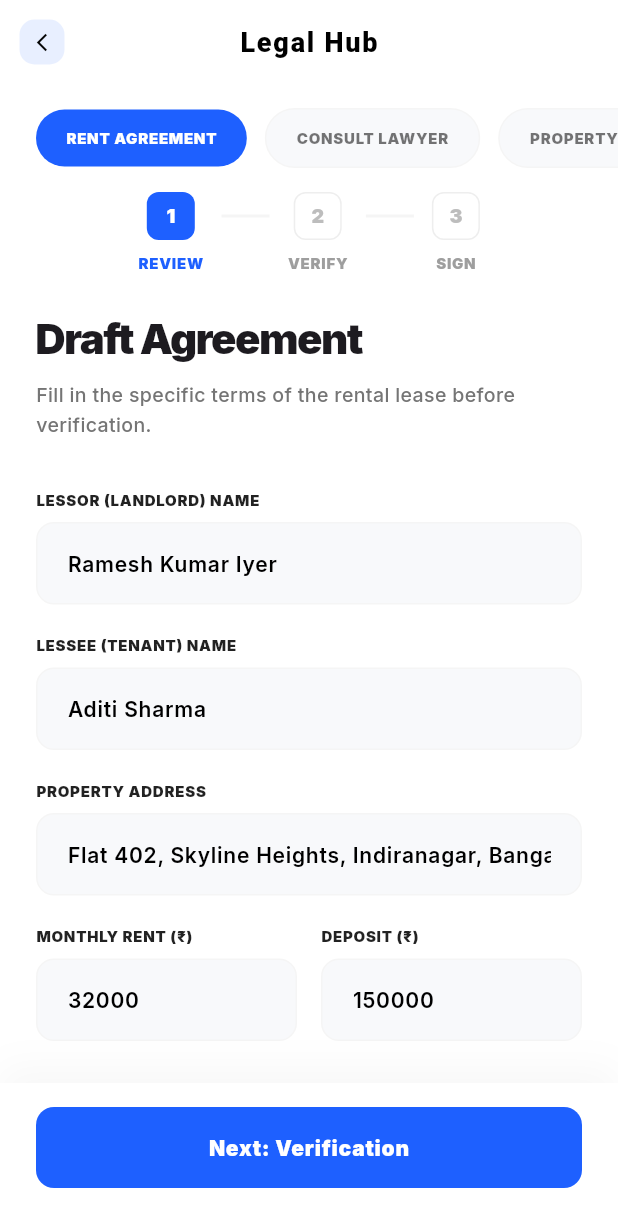
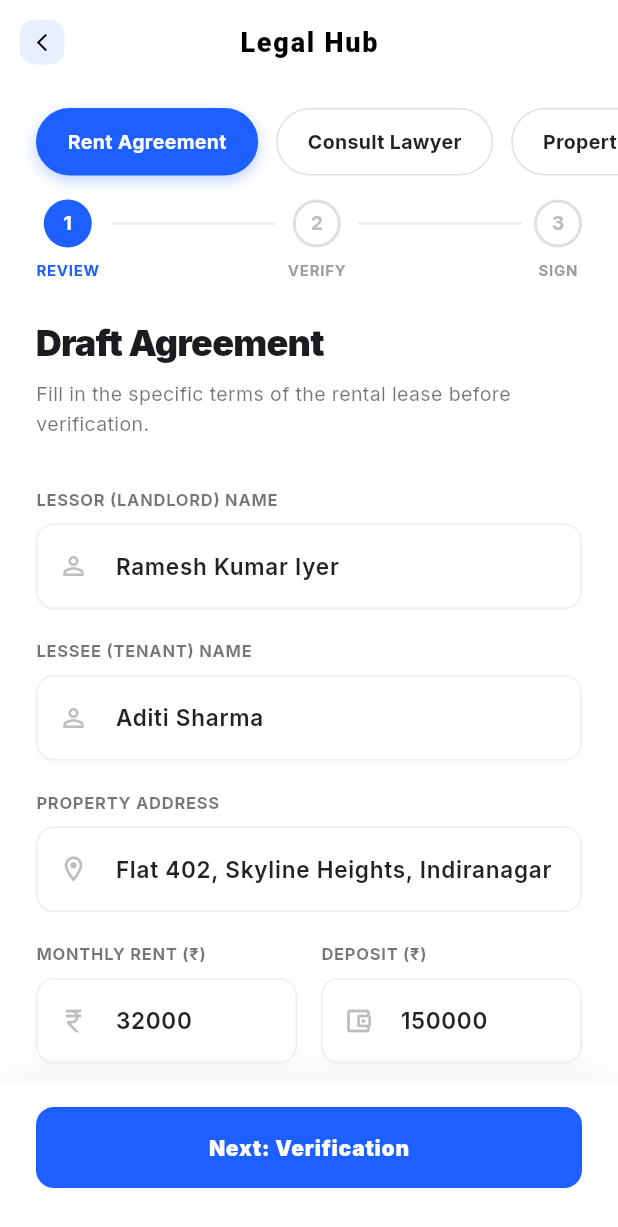
Before and after one commit to Shivxnshjasathi/ss-v1, a Flutter app: the LegalScreen screen opened by its route, on a phone screen of 412 x 824 dp. Shown: the top 1227 px of the screen. Run offline on Flutter 3.47's test engine with Material 3 defaults, Android fonts, the phone set to English and light mode, and no system bars; our stand-ins replace cached_network_image, flutter_riverpod, go_router, google_fonts; network calls fail.

Commit message:
refactor: Enhance legal screen UI with updated styling, improved stepper layout, and added text field icons.

```diff
--- a/lib/features/services/presentation/screens/legal_screen.dart
+++ b/lib/features/services/presentation/screens/legal_screen.dart
@@ -155,20 +155,23 @@ class _LegalScreenState extends State<LegalScreen> {
         onTap: () => setState(() {
           _selectedService = label;
         }),
-        child: Container(
+        child: AnimatedContainer(
+          duration: const Duration(milliseconds: 200),
           padding: const EdgeInsets.symmetric(horizontal: 20, vertical: 12),
           decoration: BoxDecoration(
-            color: isSelected ? AppTheme.primaryBlue : const Color(0xFFF8F9FB),
+            color: isSelected ? AppTheme.primaryBlue : Colors.white,
             borderRadius: BorderRadius.circular(30),
-            border: isSelected ? null : Border.all(color: Colors.grey.shade100),
+            border: Border.all(color: isSelected ? AppTheme.primaryBlue : Colors.grey.shade300),
+            boxShadow: isSelected
+                ? [BoxShadow(color: AppTheme.primaryBlue.withValues(alpha: 0.3), blurRadius: 8, offset: const Offset(0, 3))]
+                : [],
           ),
           child: Text(
-            label.toUpperCase(),
+            label,
             style: TextStyle(
-              fontWeight: FontWeight.w900,
-              fontSize: 10,
-              letterSpacing: 0.5,
-              color: isSelected ? Colors.white : Colors.black54,
+              fontWeight: FontWeight.bold,
+              fontSize: 13,
+              color: isSelected ? Colors.white : Colors.black87,
             ),
           ),
         ),
@@ -250,50 +253,51 @@ class _LegalScreenState extends State<LegalScreen> {
   }
 
   Widget _buildStepper() {
-    return Row(
-      mainAxisAlignment: MainAxisAlignment.center,
+    return Padding(
+      padding: const EdgeInsets.symmetric(horizontal: 24.0),
+      child: Row(
         crossAxisAlignment: CrossAxisAlignment.start,
         children: [
           _buildStepIndicator('REVIEW', 0),
-        _buildStepLine(0),
+          Expanded(child: _buildStepLine(0)),
           _buildStepIndicator('VERIFY', 1),
-        _buildStepLine(1),
+          Expanded(child: _buildStepLine(1)),
           _buildStepIndicator('SIGN', 2),
         ],
+      ),
     );
   }
 
   Widget _buildStepIndicator(String title, int stepIndex) {
     bool isCompleted = _currentStep > stepIndex;
     bool isActive = _currentStep == stepIndex;
-    Color bgColor = isCompleted ? Colors.black : (isActive ? AppTheme.primaryBlue : Colors.white);
+    Color bgColor = isCompleted ? AppTheme.primaryBlue : (isActive ? AppTheme.primaryBlue : Colors.white);
     Color textColor = (isCompleted || isActive) ? Colors.white : Colors.grey.shade400;
-    Border? border = (!isCompleted && !isActive) ? Border.all(color: Colors.grey.shade200) : null;
+    Border? border = (!isCompleted && !isActive) ? Border.all(color: Colors.grey.shade300, width: 2) : null;
 
     return Column(
       children: [
         Container(
           width: 32,
           height: 32,
-          decoration: BoxDecoration(color: bgColor, border: border, borderRadius: BorderRadius.circular(8)),
+          decoration: BoxDecoration(color: bgColor, border: border, shape: BoxShape.circle),
           child: Center(
             child: isCompleted
-                ? const Icon(Icons.check, color: Colors.white, size: 18)
-                : Text('${stepIndex + 1}', style: TextStyle(color: textColor, fontWeight: FontWeight.w900, fontSize: 13)),
+                ? const Icon(Icons.check, color: Colors.white, size: 16)
+                : Text('${stepIndex + 1}', style: TextStyle(color: textColor, fontWeight: FontWeight.bold, fontSize: 13)),
           ),
         ),
         const SizedBox(height: 8),
-        Text(title, style: TextStyle(fontSize: 10, fontWeight: FontWeight.w900, color: isCompleted ? Colors.black : (isActive ? AppTheme.primaryBlue : Colors.grey), letterSpacing: 0.5)),
+        Text(title, style: TextStyle(fontSize: 10, fontWeight: FontWeight.bold, color: isCompleted ? AppTheme.primaryBlue : (isActive ? AppTheme.primaryBlue : Colors.grey), letterSpacing: 0.5)),
       ],
     );
   }
 
   Widget _buildStepLine(int stepIndex) {
     return Container(
-      width: 32,
       height: 2,
-      margin: const EdgeInsets.only(top: 15, left: 12, right: 12),
-      color: _currentStep > stepIndex ? Colors.black : Colors.grey.shade100,
+      margin: const EdgeInsets.only(top: 15, left: 8, right: 8),
+      color: _currentStep > stepIndex ? AppTheme.primaryBlue : Colors.grey.shade200,
     );
   }
 
@@ -310,21 +314,21 @@ class _LegalScreenState extends State<LegalScreen> {
     return Column(
       crossAxisAlignment: CrossAxisAlignment.start,
       children: [
-        const Text('Draft Agreement', style: TextStyle(fontWeight: FontWeight.w900, fontSize: 28, letterSpacing: -1.0)),
+        const Text('Draft Agreement', style: TextStyle(fontWeight: FontWeight.w900, fontSize: 24, letterSpacing: -0.5)),
         const SizedBox(height: 8),
-        Text('Fill in the specific terms of the rental lease before verification.', style: TextStyle(color: Colors.grey[600], fontSize: 13, height: 1.5, fontWeight: FontWeight.w500)),
+        Text('Fill in the specific terms of the rental lease before verification.', style: TextStyle(color: Colors.black54, fontSize: 13, height: 1.5)),
         const SizedBox(height: 32),
-        _buildTextFieldWidget(_lessorController, 'LESSOR (LANDLORD) NAME'),
+        _buildTextFieldWidget(_lessorController, 'LESSOR (LANDLORD) NAME', icon: Icons.person_outline),
         const SizedBox(height: 20),
-        _buildTextFieldWidget(_lesseeController, 'LESSEE (TENANT) NAME'),
+        _buildTextFieldWidget(_lesseeController, 'LESSEE (TENANT) NAME', icon: Icons.person_outline),
         const SizedBox(height: 20),
-        _buildTextFieldWidget(_addressController, 'PROPERTY ADDRESS'),
+        _buildTextFieldWidget(_addressController, 'PROPERTY ADDRESS', icon: Icons.location_on_outlined),
         const SizedBox(height: 20),
         Row(
           children: [
-            Expanded(child: _buildTextFieldWidget(_rentController, 'MONTHLY RENT (₹)', keyboardType: TextInputType.number)),
+            Expanded(child: _buildTextFieldWidget(_rentController, 'MONTHLY RENT (₹)', keyboardType: TextInputType.number, icon: Icons.currency_rupee)),
             const SizedBox(width: 16),
-            Expanded(child: _buildTextFieldWidget(_depositController, 'DEPOSIT (₹)', keyboardType: TextInputType.number)),
+            Expanded(child: _buildTextFieldWidget(_depositController, 'DEPOSIT (₹)', keyboardType: TextInputType.number, icon: Icons.account_balance_wallet_outlined)),
           ],
         ),
         const SizedBox(height: 32),
@@ -486,13 +490,13 @@ class _LegalScreenState extends State<LegalScreen> {
         ),
         const SizedBox(height: 32),
 
-        _buildTextFieldWidget(TextEditingController(), 'FULL NAME'),
+        _buildTextFieldWidget(TextEditingController(), 'FULL NAME', icon: Icons.person_outline),
         const SizedBox(height: 16),
-        _buildTextFieldWidget(TextEditingController(), 'PHONE NUMBER', keyboardType: TextInputType.phone),
+        _buildTextFieldWidget(TextEditingController(), 'PHONE NUMBER', keyboardType: TextInputType.phone, icon: Icons.phone_outlined),
         const SizedBox(height: 16),
-        _buildTextFieldWidget(TextEditingController(), 'CITY / REGION'),
+        _buildTextFieldWidget(TextEditingController(), 'CITY / REGION', icon: Icons.location_city_outlined),
         const SizedBox(height: 16),
-        _buildTextFieldWidget(TextEditingController(), 'PROPERTY ID (IF ANY)'),
+        _buildTextFieldWidget(TextEditingController(), 'PROPERTY ID (IF ANY)', icon: Icons.home_work_outlined),
         const SizedBox(height: 16),
         _buildDropdownField('LEGAL REQUIREMENT', 'Buying Property', ['Buying Property', 'Legal Dispute', 'Document Verification', 'Other']),
         const SizedBox(height: 32),
@@ -534,9 +538,9 @@ class _LegalScreenState extends State<LegalScreen> {
         ),
         const SizedBox(height: 32),
 
-        _buildTextFieldWidget(_propIdController, 'PROPERTY ID / RERA ID (OPTIONAL)'),
+        _buildTextFieldWidget(_propIdController, 'PROPERTY ID / RERA ID (OPTIONAL)', icon: Icons.home_work_outlined),
         const SizedBox(height: 16),
-        _buildTextFieldWidget(_propLocationController, 'EXACT LOCALITY OR PROJECT NAME'),
+        _buildTextFieldWidget(_propLocationController, 'EXACT LOCALITY OR PROJECT NAME', icon: Icons.location_on_outlined),
         const SizedBox(height: 16),
         _buildDropdownField('TYPE OF ASSET', 'Apartment', ['Apartment', 'Villa / Row House', 'Commercial Office', 'Plot / Land']),
         const SizedBox(height: 24),
@@ -566,19 +570,31 @@ class _LegalScreenState extends State<LegalScreen> {
 
   // --- Core Shared Builders ---
 
-  Widget _buildTextFieldWidget(TextEditingController controller, String labelText, {TextInputType keyboardType = TextInputType.text}) {
+  Widget _buildTextFieldWidget(TextEditingController controller, String labelText, {TextInputType keyboardType = TextInputType.text, IconData? icon}) {
     return Column(
       crossAxisAlignment: CrossAxisAlignment.start,
       children: [
-        Text(labelText, style: const TextStyle(fontWeight: FontWeight.w900, fontSize: 10, color: Colors.black87, letterSpacing: 0.5)),
+        Text(labelText, style: const TextStyle(fontWeight: FontWeight.bold, fontSize: 11, color: Colors.black54, letterSpacing: 0.5)),
         const SizedBox(height: 8),
         Container(
-          decoration: BoxDecoration(color: const Color(0xFFF8F9FB), borderRadius: BorderRadius.circular(12), border: Border.all(color: Colors.grey.shade100)),
+          decoration: BoxDecoration(
+            color: Colors.white,
+            borderRadius: BorderRadius.circular(12),
+            border: Border.all(color: Colors.grey.shade200),
+            boxShadow: [
+              BoxShadow(
+                color: Colors.black.withValues(alpha: 0.02),
+                blurRadius: 4,
+                offset: const Offset(0, 2),
+              ),
+            ],
+          ),
           child: TextField(
             controller: controller,
             keyboardType: keyboardType,
-            style: const TextStyle(fontSize: 14, fontWeight: FontWeight.w600, color: Colors.black),
+            style: const TextStyle(fontSize: 15, fontWeight: FontWeight.w600, color: Colors.black87),
             decoration: InputDecoration(
+              prefixIcon: icon != null ? Icon(icon, color: Colors.grey.shade400, size: 20) : null,
               border: OutlineInputBorder(borderRadius: BorderRadius.circular(12), borderSide: BorderSide.none),
               focusedBorder: OutlineInputBorder(borderRadius: BorderRadius.circular(12), borderSide: const BorderSide(color: AppTheme.primaryBlue, width: 1.5)),
               contentPadding: const EdgeInsets.symmetric(horizontal: 16, vertical: 16),
@@ -594,19 +610,26 @@ class _LegalScreenState extends State<LegalScreen> {
     return Column(
       crossAxisAlignment: CrossAxisAlignment.start,
       children: [
-        Text(label, style: const TextStyle(fontWeight: FontWeight.w900, fontSize: 10, color: Colors.black87, letterSpacing: 0.5)),
+        Text(label, style: const TextStyle(fontWeight: FontWeight.bold, fontSize: 11, color: Colors.black54, letterSpacing: 0.5)),
         const SizedBox(height: 8),
         Container(
           padding: const EdgeInsets.symmetric(horizontal: 16, vertical: 16),
           decoration: BoxDecoration(
-            color: const Color(0xFFF8F9FB),
+            color: Colors.white,
             borderRadius: BorderRadius.circular(12),
-            border: Border.all(color: Colors.grey.shade100),
+            border: Border.all(color: Colors.grey.shade200),
+            boxShadow: [
+              BoxShadow(
+                color: Colors.black.withValues(alpha: 0.02),
+                blurRadius: 4,
+                offset: const Offset(0, 2),
+              ),
+            ],
           ),
           child: Row(
             mainAxisAlignment: MainAxisAlignment.spaceBetween,
             children: [
-              Text(value, style: const TextStyle(fontSize: 14, fontWeight: FontWeight.w600, color: Colors.black)),
+              Text(value, style: const TextStyle(fontSize: 15, fontWeight: FontWeight.w600, color: Colors.black87)),
               const Icon(Icons.arrow_drop_down, color: Colors.grey),
             ],
           ),
```
Also changed, not shown: lib/features/home/presentation/screens/home_screen.dart (+16 -0 lines), lib/main.dart (+7 -8 lines), 1 other file. Lines whose indentation alone changed are shown as unchanged.
